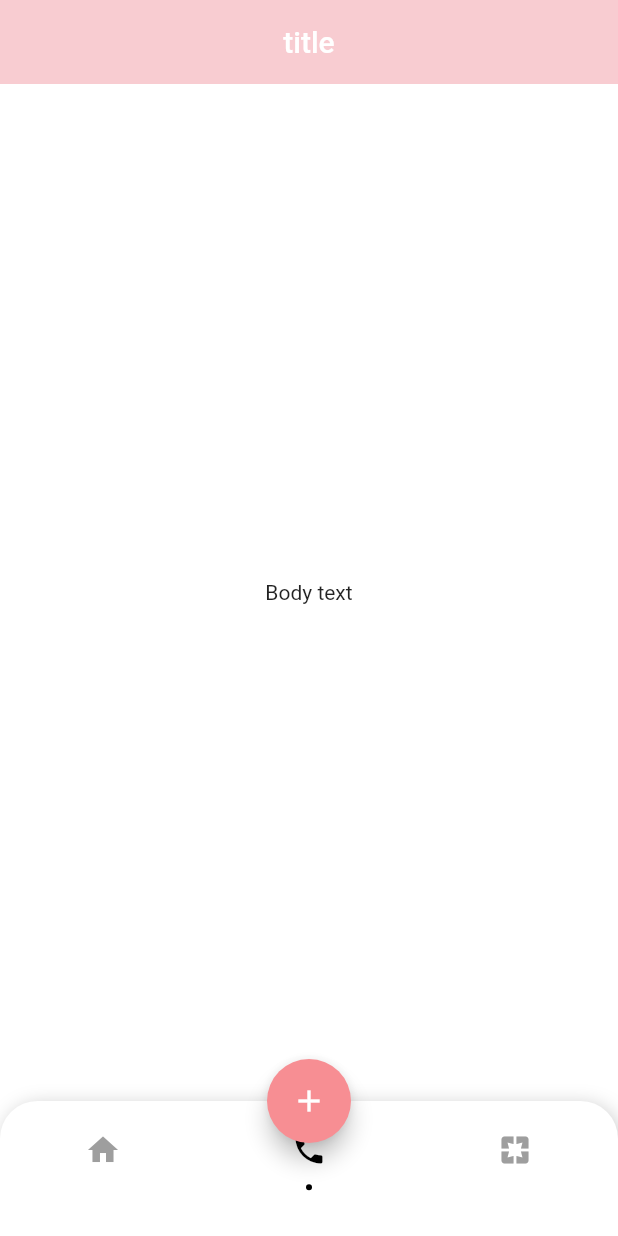
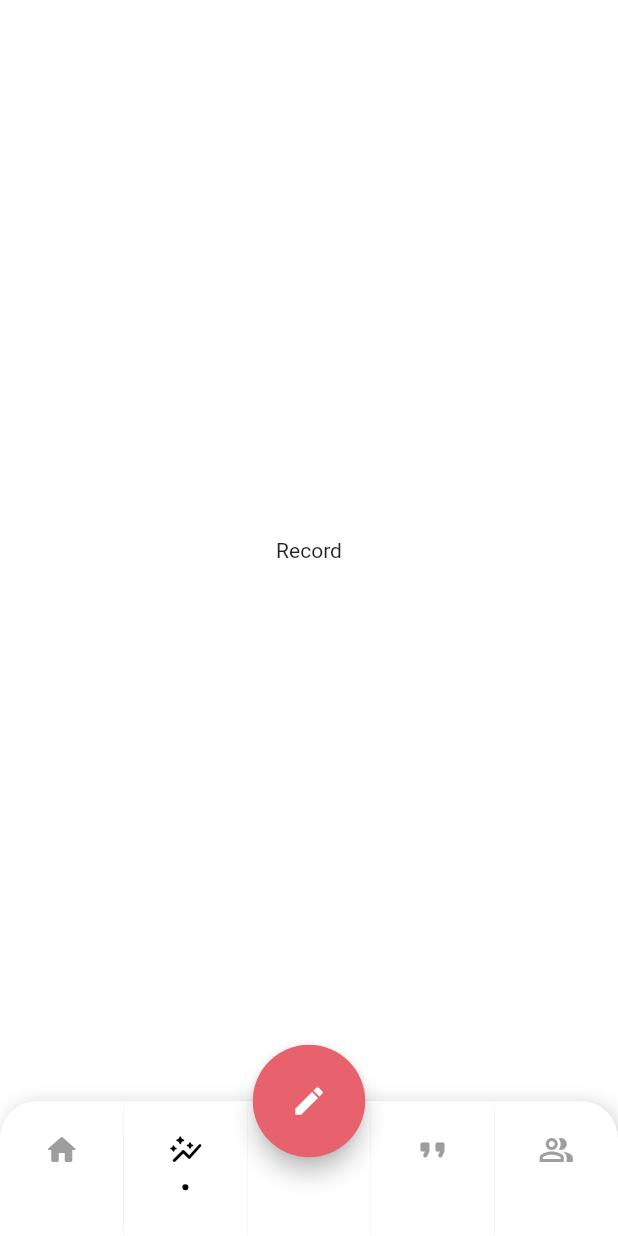
Before and after one commit to tan60/lingonote, a Flutter app: the screen it shows after launch, on a phone screen of 412 x 824 dp. Run offline on Flutter 3.47's test engine with Material 2 defaults, Android fonts, the phone set to English and light mode, and no system bars.

Commit message:
bottom navigation page 연동

```diff
--- /dev/null
+++ b/lib/screen/feed_home_screen.dart
@@ -0,0 +1,27 @@
+import 'package:flutter/material.dart';
+
+class FeedHomeScreen extends StatefulWidget {
+  final String screenName;
+  const FeedHomeScreen({
+    super.key,
+    required this.screenName,
+  });
+
+  @override
+  State<FeedHomeScreen> createState() =>
+      _FeedHomeScreenState(screenName: screenName);
+}
+
+class _FeedHomeScreenState extends State<FeedHomeScreen> {
+  final String screenName;
+
+  _FeedHomeScreenState({required this.screenName});
+
+  @override
+  Widget build(BuildContext context) {
+    return Container(
+      alignment: Alignment.center,
+      child: const Text('Feed'),
+    );
+  }
+}
--- a/lib/screen/home_screen.dart
+++ b/lib/screen/home_screen.dart
@@ -1,4 +1,6 @@
 import 'package:flutter/material.dart';
+import 'package:lingonote/screen/feed_home_screen.dart';
+import 'package:lingonote/screen/record_screen.dart';
 
 class HomeScreen extends StatefulWidget {
   const HomeScreen({super.key});
@@ -10,36 +12,58 @@ class HomeScreen extends StatefulWidget {
 class _HomeScreenState extends State<HomeScreen> {
   int _selectedItemIndex = 1;
 
-  static const TextStyle optionStyle =
-      TextStyle(fontSize: 30, fontWeight: FontWeight.bold);
-  static const List<Widget> _widgetOptions = <Widget>[
-    Text(
-      'Index 0: Home',
-      style: optionStyle,
-    ),
-    Text(
-      'Index 1: Business',
-      style: optionStyle,
-    ),
-    Text(
-      'Index 2: School',
-      style: optionStyle,
-    ),
+  final pages = [
+    const FeedHomeScreen(screenName: 'Feed Home Screen'),
+    const RecordScreen(),
+    const FeedHomeScreen(screenName: 'Empty'),
+    const FeedHomeScreen(screenName: 'Inspiration Screen'),
+    const FeedHomeScreen(screenName: 'My Screen'),
   ];
+
+  @override
+  void initState() {
+    // TODO: implement initState
+    super.initState();
+  }
 
   @override
   Widget build(BuildContext context) {
     return Scaffold(
-      appBar: AppBar(
+      /* appBar: AppBar(
         title: const Text('title'),
         centerTitle: true,
+      ), */
+      body: pages[_selectedItemIndex],
+      /* Navigator(
+        onGenerateRoute: (settings) {
+          switch (_selectedItemIndex) {
+            case 0:
+              return MaterialPageRoute(
+                builder: (context) => pageFeedHome,
+              );
+            case 1:
+              return MaterialPageRoute(
+                builder: (context) => pageRecord,
+              );
+            case 3:
+              return MaterialPageRoute(
+                builder: (context) => pageInsfiration,
+              );
+            case 4:
+              return MaterialPageRoute(
+                builder: (context) => pageMy,
+              );
+          }
+          return null;
+        },
+      ), */
+      floatingActionButton: SizedBox(
+        width: 75,
+        height: 75,
+        child: FloatingActionButton(
+          child: const Icon(Icons.create_rounded),
+          onPressed: () {},
         ),
-      body: const Center(
-        child: Text('Body text'),
-      ),
-      floatingActionButton: FloatingActionButton(
-        child: const Icon(Icons.add),
-        onPressed: () {},
       ),
       floatingActionButtonLocation: FloatingActionButtonLocation.centerDocked,
       bottomNavigationBar: Stack(
@@ -62,12 +86,11 @@ class _HomeScreenState extends State<HomeScreen> {
           ),
           Row(
             children: <Widget>[
-              buildNavBarItem(
-                Icons.home,
-                0,
-              ),
-              buildNavBarItem(Icons.phone, 1),
-              buildNavBarItem(Icons.pages, 2),
+              buildNavBarItem(Icons.home_rounded, 0, true),
+              buildNavBarItem(Icons.auto_graph_rounded, 1, true),
+              buildNavBarItem(Icons.pages, 2, false),
+              buildNavBarItem(Icons.format_quote_rounded, 3, true),
+              buildNavBarItem(Icons.people_alt_outlined, 4, true),
             ],
           ),
         ],
@@ -75,29 +98,34 @@ class _HomeScreenState extends State<HomeScreen> {
     );
   }
 
-  Widget buildNavBarItem(IconData icon, int index) {
+  Widget buildNavBarItem(IconData icon, int index, bool enable) {
     return GestureDetector(
       onTap: () {
         setState(() {
+          if (enable) {
             _selectedItemIndex = index;
+          }
         });
       },
       child: Container(
         height: 90,
-        width: MediaQuery.of(context).size.width / 3,
+        width: MediaQuery.of(context).size.width / 5,
         decoration: BoxDecoration(
           borderRadius: BorderRadius.only(
             topLeft: index == 0 ? const Radius.circular(25) : Radius.zero,
-            topRight: index == 2 ? const Radius.circular(25) : Radius.zero,
+            topRight: index == 4 ? const Radius.circular(25) : Radius.zero,
           ),
           color: Colors.white,
         ),
-        child: Column(
+        child: enable
+            ? Column(
                 mainAxisAlignment: MainAxisAlignment.center,
                 children: [
                   Icon(
                     icon,
-              color: _selectedItemIndex == index ? Colors.black : Colors.grey,
+                    color: _selectedItemIndex == index
+                        ? Colors.black
+                        : Colors.grey,
                   ),
                   const SizedBox(
                     height: 11,
@@ -107,15 +135,17 @@ class _HomeScreenState extends State<HomeScreen> {
                     height: 4,
                     decoration: BoxDecoration(
                       shape: BoxShape.circle,
-                color:
-                    _selectedItemIndex == index ? Colors.black : Colors.white,
+                      color: _selectedItemIndex == index
+                          ? Colors.black
+                          : Colors.white,
                     ),
                   ),
                   const SizedBox(
                     height: 10,
                   )
                 ],
-        ),
+              )
+            : Container(),
       ),
     );
   }
--- /dev/null
+++ b/lib/screen/record_screen.dart
@@ -0,0 +1,18 @@
+import 'package:flutter/material.dart';
+
+class RecordScreen extends StatefulWidget {
+  const RecordScreen({super.key});
+
+  @override
+  State<RecordScreen> createState() => _RecordScreenState();
+}
+
+class _RecordScreenState extends State<RecordScreen> {
+  @override
+  Widget build(BuildContext context) {
+    return Container(
+      alignment: Alignment.center,
+      child: const Text('Record'),
+    );
+  }
+}
--- a/lib/themes/my_themes.dart
+++ b/lib/themes/my_themes.dart
@@ -7,7 +7,7 @@ class MyThemes {
     primaryColor: const Color(0xfff78e93),
     scaffoldBackgroundColor: Colors.white,
     appBarTheme: const AppBarTheme(
-      color: Color(0xfff8ccd1),
+      color: Colors.white,
       elevation: 0,
     ),
     textSelectionTheme: const TextSelectionThemeData(
@@ -18,9 +18,9 @@ class MyThemes {
     brightness: Brightness.light,
     highlightColor: Colors.red,
     floatingActionButtonTheme: const FloatingActionButtonThemeData(
-      backgroundColor: Color(0xfff78e93),
-      focusColor: Color(0xfff77777),
-      splashColor: Color(0xfff78e93),
+      backgroundColor: Color(0xFFE7626C),
+      focusColor: Color(0xFFE7626C),
+      splashColor: Color(0xFFE7626C),
     ),
     colorScheme: ColorScheme.fromSwatch()
         .copyWith(secondary: Colors.white)
```
Lines whose indentation alone changed are shown as unchanged.
